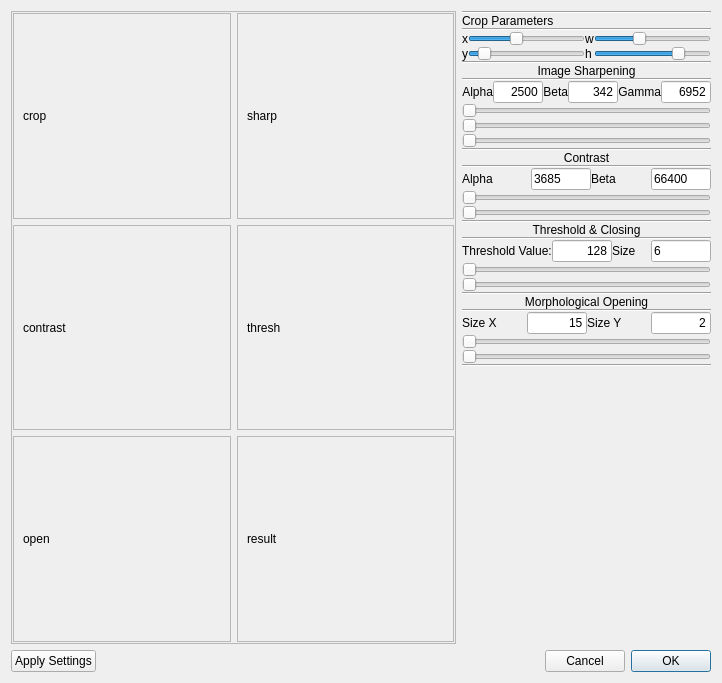
Above: cvconfig.ui from tpst/Nova-Leak-Detection before the change. Below: the same form after it.
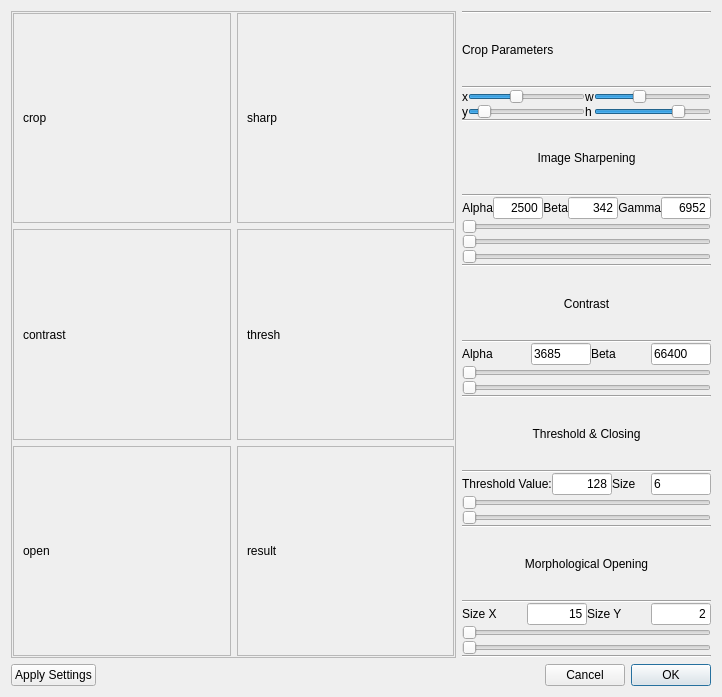
That is the form after the change.

```diff
--- a/cvconfig.ui
+++ b/cvconfig.ui
@@ -7,7 +7,7 @@
     <x>0</x>
     <y>0</y>
     <width>722</width>
-    <height>683</height>
+    <height>697</height>
    </rect>
   </property>
   <property name="windowTitle">
@@ -764,18 +764,12 @@
           </property>
          </widget>
         </item>
-        <item row="30" column="0">
-         <spacer name="verticalSpacer">
+        <item row="6" column="0">
+         <widget class="Line" name="line_6">
           <property name="orientation">
-           <enum>Qt::Vertical</enum>
+           <enum>Qt::Horizontal</enum>
           </property>
-          <property name="sizeHint" stdset="0">
-           <size>
-            <width>20</width>
-            <height>40</height>
-           </size>
-          </property>
-         </spacer>
+         </widget>
         </item>
         <item row="12" column="0">
          <widget class="QLabel" name="label_7">
```
Left out of the diff: 81 changed lines with no effect on the pictures.
